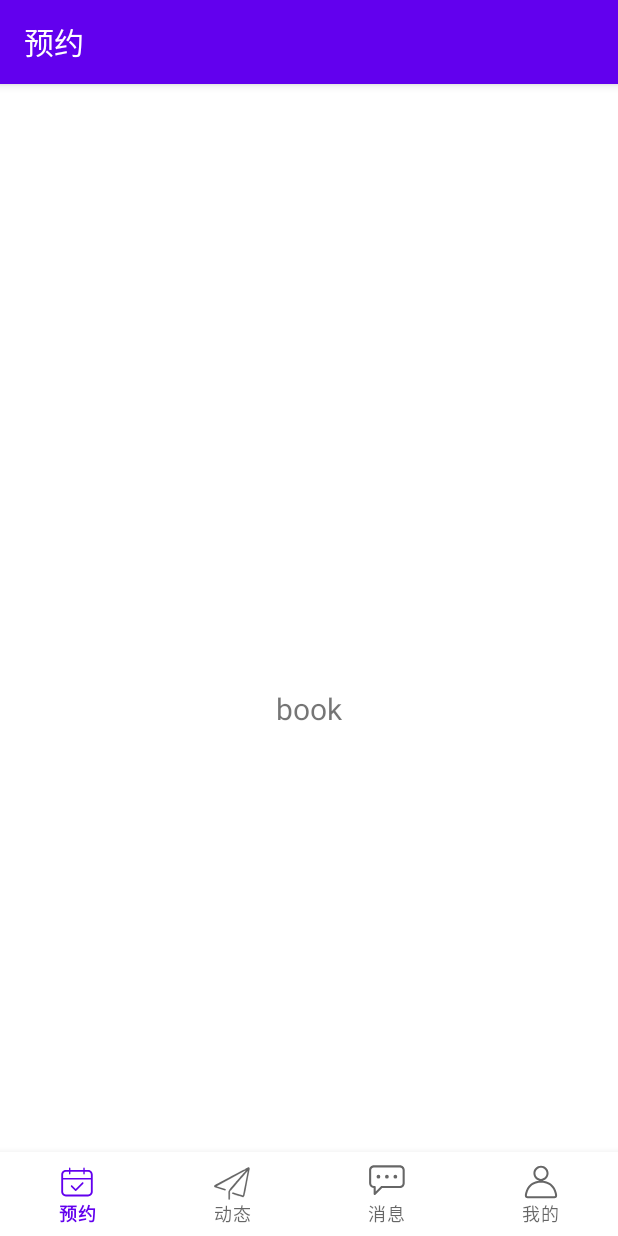
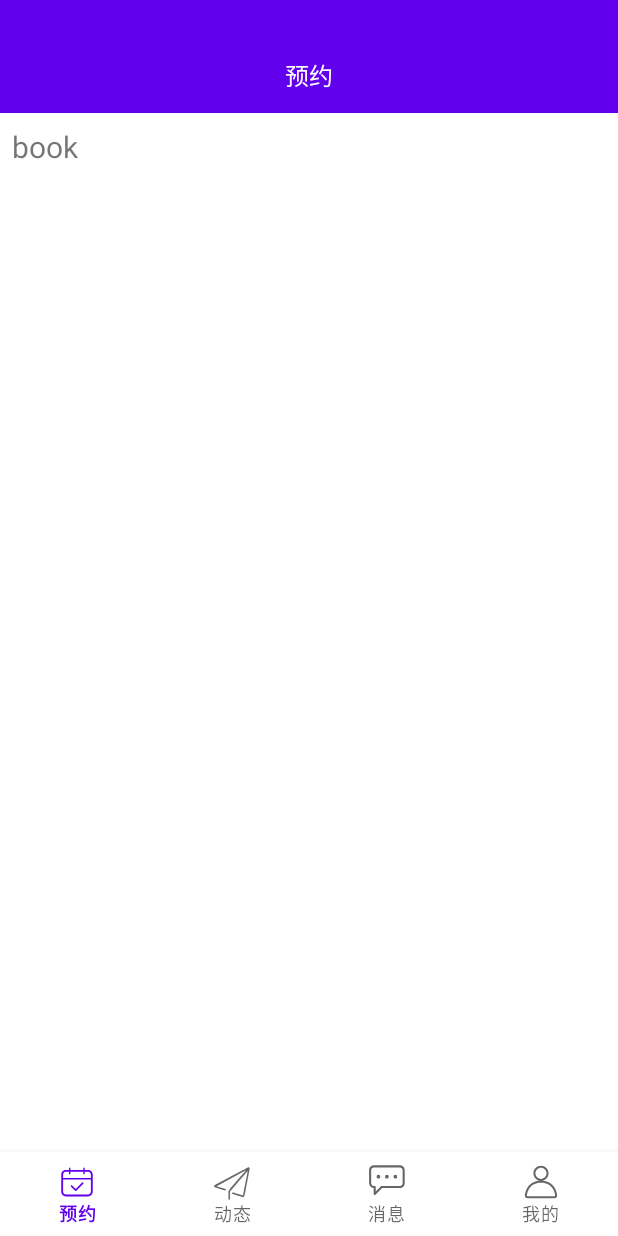
Before and after one commit to hestyle/book_stadium_online_app, an Android app: the screen it shows after launch (MainActivity), on a phone screen of 412 x 824 dp. Run offline under Robolectric (Android 15) with nearby library versions, the phone set to English and light mode, and no system bars; our stand-ins replace navigation-ui.

Commit message:
feat：隐藏系统title，使用自定义title

```diff
--- a/app/src/main/java/cn/edu/hestyle/bookstadiumonline/MainActivity.java
+++ b/app/src/main/java/cn/edu/hestyle/bookstadiumonline/MainActivity.java
@@ -1,6 +1,8 @@
 package cn.edu.hestyle.bookstadiumonline;
 
+import android.os.Build;
 import android.os.Bundle;
+import android.view.WindowManager;
 
 import com.google.android.material.bottomnavigation.BottomNavigationView;
 
@@ -15,7 +17,15 @@ public class MainActivity extends AppCompatActivity {
     @Override
     protected void onCreate(Bundle savedInstanceState) {
         super.onCreate(savedInstanceState);
+        //透明状态栏
+        if (Build.VERSION.SDK_INT >= Build.VERSION_CODES.KITKAT) {
+            getWindow().setFlags(
+                    WindowManager.LayoutParams.FLAG_TRANSLUCENT_STATUS,
+                    WindowManager.LayoutParams.FLAG_TRANSLUCENT_STATUS);
+        }
         setContentView(R.layout.activity_main);
+        //去除标题栏
+        this.getSupportActionBar().hide();
         BottomNavigationView navView = findViewById(R.id.nav_view);
         // Passing each menu ID as a set of Ids because each
         // menu should be considered as top level destinations.
--- a/app/src/main/java/cn/edu/hestyle/bookstadiumonline/ui/book/BookFragment.java
+++ b/app/src/main/java/cn/edu/hestyle/bookstadiumonline/ui/book/BookFragment.java
@@ -17,6 +17,8 @@ public class BookFragment extends Fragment {
         View root = inflater.inflate(R.layout.fragment_book, container, false);
         TextView textView = root.findViewById(R.id.text_book);
         textView.setText("book");
+        TextView titleTextView = root.findViewById(R.id.titleTextView);
+        titleTextView.setText("预约");
         return root;
     }
 }
--- a/app/src/main/res/layout/activity_main.xml
+++ b/app/src/main/res/layout/activity_main.xml
@@ -3,8 +3,7 @@
     xmlns:app="http://schemas.android.com/apk/res-auto"
     android:id="@+id/container"
     android:layout_width="match_parent"
-    android:layout_height="match_parent"
-    android:paddingTop="?attr/actionBarSize">
+    android:layout_height="match_parent" >
 
     <com.google.android.material.bottomnavigation.BottomNavigationView
         android:id="@+id/nav_view"
--- a/app/src/main/res/layout/fragment_book.xml
+++ b/app/src/main/res/layout/fragment_book.xml
@@ -6,6 +6,8 @@
     android:layout_height="match_parent"
     tools:context=".ui.book.BookFragment">
 
+    <include layout="@layout/include_common_title"/>
+
     <TextView
         android:id="@+id/text_book"
         android:layout_width="match_parent"
@@ -13,11 +15,11 @@
         android:layout_marginStart="8dp"
         android:layout_marginTop="8dp"
         android:layout_marginEnd="8dp"
-        android:textAlignment="center"
-        android:gravity="center_horizontal"
         android:textSize="20sp"
         app:layout_constraintBottom_toBottomOf="parent"
         app:layout_constraintEnd_toEndOf="parent"
+        app:layout_constraintHorizontal_bias="0.0"
         app:layout_constraintStart_toStartOf="parent"
-        app:layout_constraintTop_toTopOf="parent" />
+        app:layout_constraintTop_toTopOf="parent"
+        app:layout_constraintVertical_bias="0.096" />
 </androidx.constraintlayout.widget.ConstraintLayout>
--- /dev/null
+++ b/app/src/main/res/layout/include_common_title.xml
@@ -0,0 +1,20 @@
+<?xml version="1.0" encoding="utf-8"?>
+<RelativeLayout xmlns:android="http://schemas.android.com/apk/res/android"
+    android:id="@+id/common_title"
+    android:layout_width="match_parent"
+    android:layout_height="75dp"
+    android:background="@color/purple_500"
+    android:gravity="center_vertical"
+    android:paddingTop="25dp">
+
+    <TextView
+        android:id="@+id/titleTextView"
+        android:layout_width="wrap_content"
+        android:layout_height="match_parent"
+        android:layout_centerHorizontal="true"
+        android:gravity="center_vertical"
+        android:text="标题"
+        android:textColor="#FFFFFF"
+        android:textSize="16sp" />
+
+</RelativeLayout>
```
Also changed, not shown: app/src/main/res/drawable/ic_return_24dp.xml (added, +8 -0 lines), app/src/main/res/layout/include_return_title.xml (added, +31 -0 lines).
